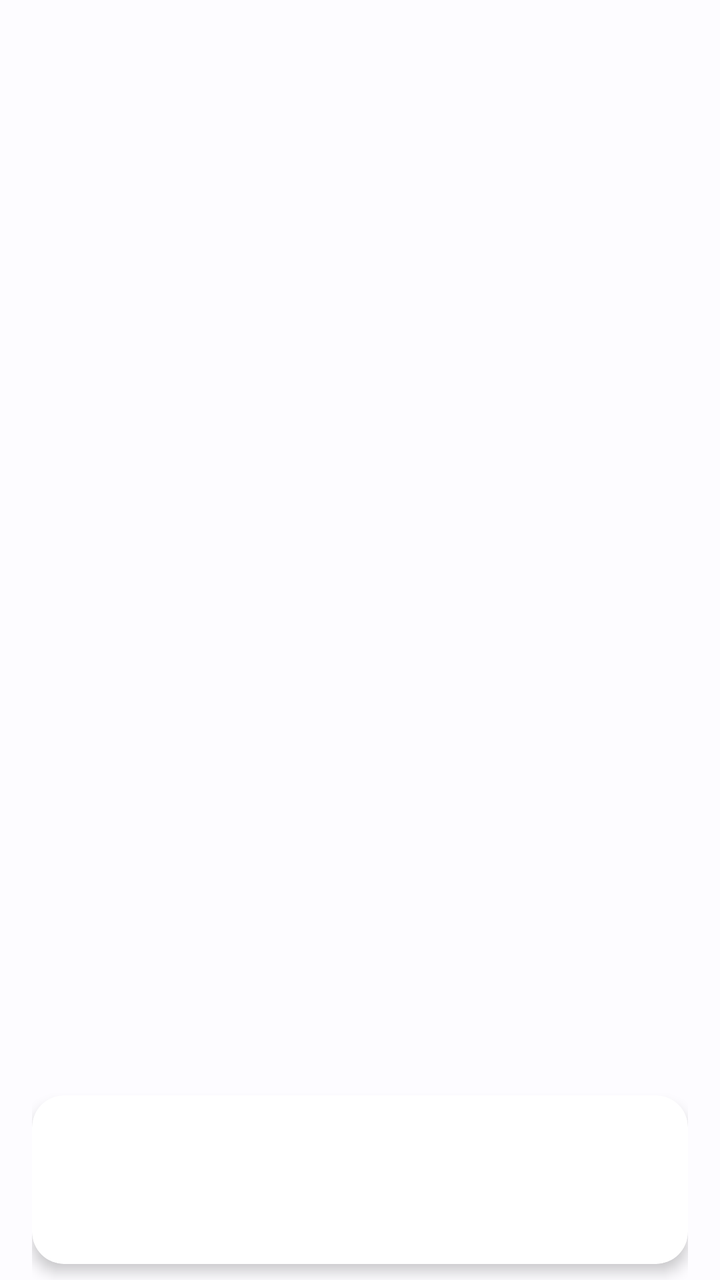
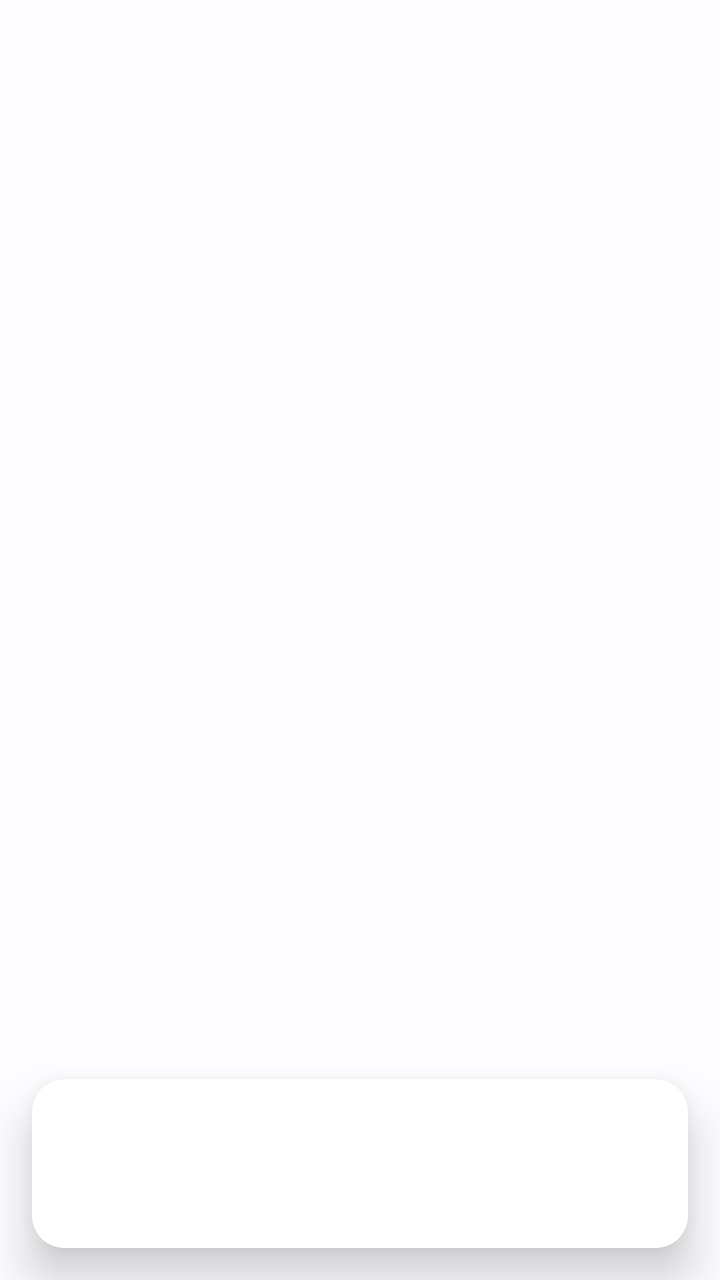

Before-and-after screenshots of an Android layout around one commit, followed by the original layout XML and the change that was made.
<!-- AndroidManifest.xml: application theme AppTheme -->
<!-- res/layout/item_tutorial.xml -->
<?xml version="1.0" encoding="utf-8"?>
<FrameLayout
    xmlns:android="http://schemas.android.com/apk/res/android"
    xmlns:app="http://schemas.android.com/apk/res-auto"
    android:layout_width="match_parent"
    android:layout_height="match_parent"
    android:paddingStart="16dp"
    android:paddingEnd="16dp">

    <ImageView
        android:id="@+id/tutorial_slide_image"
        android:layout_width="match_parent"
        android:layout_height="match_parent"
        android:contentDescription="@null"
        android:scaleType="fitCenter" />

    
    <com.google.android.material.card.MaterialCardView
        style="?attr/materialCardViewElevatedStyle"
        android:layout_width="match_parent"
        android:layout_height="wrap_content"
        android:layout_gravity="bottom"
        android:layout_marginBottom="8dp"
        app:cardBackgroundColor="?attr/colorSurfaceContainerLowest"
        app:cardCornerRadius="16dp"
        app:cardElevation="4dp">

        <LinearLayout
            android:layout_width="match_parent"
            android:layout_height="wrap_content"
            android:orientation="vertical"
            android:padding="16dp">

            <TextView
                android:id="@+id/tutorial_slide_title"
                android:layout_width="match_parent"
                android:layout_height="wrap_content"
                android:textAppearance="?attr/textAppearanceTitleLarge"
                android:textColor="?attr/colorOnSurface" />

            <TextView
                android:id="@+id/tutorial_slide_text"
                android:layout_width="match_parent"
                android:layout_height="wrap_content"
                android:layout_marginTop="4dp"
                android:textAppearance="?attr/textAppearanceBodyMedium"
                android:textColor="?attr/colorOnSurfaceVariant" />
        </LinearLayout>
    </com.google.android.material.card.MaterialCardView>
</FrameLayout>
<!-- resources referenced by this layout -->
<resources>
  <style name="AppTheme" parent="Theme.Material3.DayNight.NoActionBar">
          <item name="colorPrimary">@color/md_primary</item>
          <item name="colorOnPrimary">@color/md_on_primary</item>
          <item name="colorPrimaryContainer">@color/md_primary_container</item>
          <item name="colorOnPrimaryContainer">@color/md_on_primary_container</item>
          <item name="colorSurface">@color/md_surface</item>
          <item name="colorOnSurface">@color/md_on_surface</item>
          <item name="android:colorBackground">@color/md_surface</item>
          <item name="colorSurfaceVariant">@color/md_surface_variant</item>
          <item name="colorOnSurfaceVariant">@color/md_on_surface_variant</item>
          <item name="colorOutline">@color/md_outline</item>
          
          <item name="android:windowLightStatusBar">?attr/isLightTheme</item>
      </style>
  <color name="md_primary">#0061A4</color>
  <color name="md_on_primary">#FFFFFF</color>
  <color name="md_primary_container">#D1E4FF</color>
  <color name="md_on_primary_container">#001D36</color>
  <color name="md_surface">#FDFCFF</color>
  <color name="md_on_surface">#1A1C1E</color>
  <color name="md_surface_variant">#DFE2EB</color>
  <color name="md_on_surface_variant">#43474E</color>
  <color name="md_outline">#73777F</color>
</resources>

<!-- the commit's change to res/layout/item_tutorial.xml (unified diff, before → after) -->
@@ -4,8 +4,11 @@
     xmlns:app="http://schemas.android.com/apk/res-auto"
     android:layout_width="match_parent"
     android:layout_height="match_parent"
+    android:clipChildren="false"
+    android:clipToPadding="false"
     android:paddingStart="16dp"
-    android:paddingEnd="16dp">
+    android:paddingEnd="16dp"
+    android:paddingBottom="16dp">
 
     <ImageView
         android:id="@+id/tutorial_slide_image"
@@ -16,14 +19,14 @@
 
     
     <com.google.android.material.card.MaterialCardView
+        android:id="@+id/tutorial_card"
         style="?attr/materialCardViewElevatedStyle"
         android:layout_width="match_parent"
         android:layout_height="wrap_content"
         android:layout_gravity="bottom"
-        android:layout_marginBottom="8dp"
         app:cardBackgroundColor="?attr/colorSurfaceContainerLowest"
         app:cardCornerRadius="16dp"
-        app:cardElevation="4dp">
+        app:cardElevation="14dp">
 
         <LinearLayout
             android:layout_width="match_parent"
